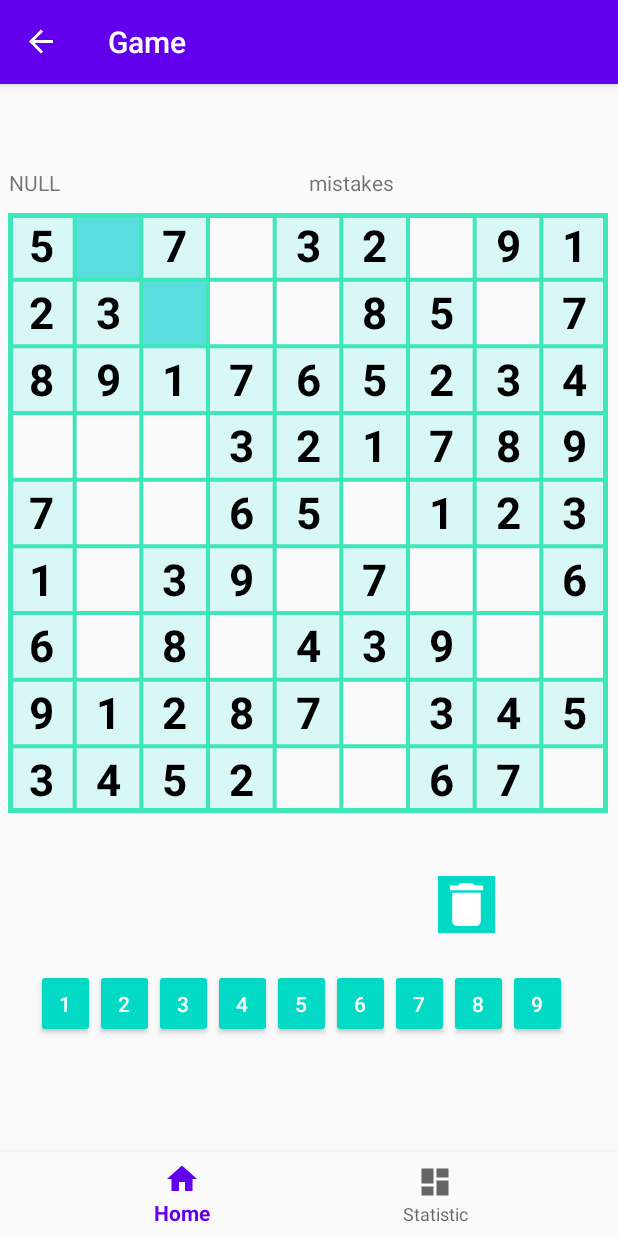
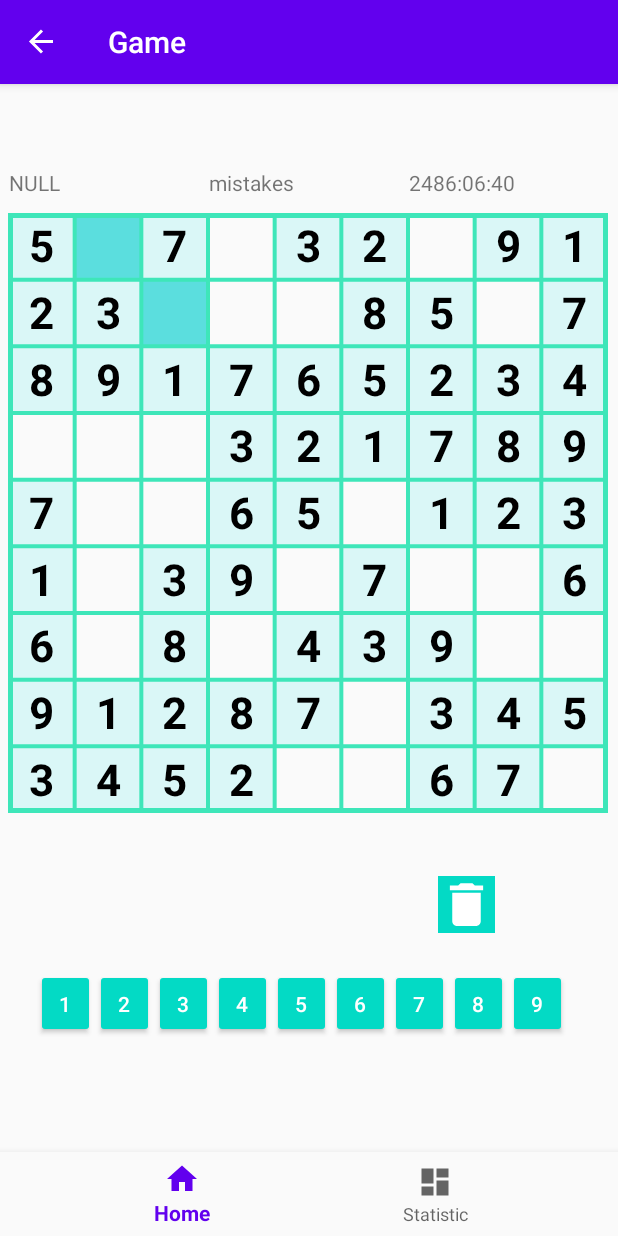
Before and after one commit to Alexandr-star/sudoku-awesome-puzzle-greate-n-the-best-wow-game-in-the-world-sometimes, an Android app: the GameboardFragment screen opened through its navigation route, on a phone screen of 412 x 824 dp. Run offline under Robolectric (Android 15) with nearby library versions, the phone set to English and light mode, and no system bars; our stand-ins replace data binding, navigation-ui; 2 statements that could not run were skipped.

```diff
--- a/app/src/main/java/com/app/game/sudoku/MainActivity.kt
+++ b/app/src/main/java/com/app/game/sudoku/MainActivity.kt
@@ -1,6 +1,5 @@
 package com.app.game.sudoku
 
-import android.os.Binder
 import android.os.Bundle
 import com.google.android.material.bottomnavigation.BottomNavigationView
 import androidx.appcompat.app.AppCompatActivity
@@ -9,8 +8,6 @@ import androidx.navigation.findNavController
 import androidx.navigation.ui.AppBarConfiguration
 import androidx.navigation.ui.setupActionBarWithNavController
 import androidx.navigation.ui.setupWithNavController
-import com.app.game.sudoku.back.SettingGame
-import com.app.game.sudoku.back.Sudoku
 import com.app.game.sudoku.databinding.ActivityMainBinding
 
 class MainActivity : AppCompatActivity() {
--- a/app/src/main/java/com/app/game/sudoku/back/SettingGame.kt
+++ /dev/null
@@ -1,5 +0,0 @@
-package com.app.game.sudoku.back
-
-class SettingGame(var level: String, var mode: Int) {
-
-}
--- a/app/src/main/java/com/app/game/sudoku/ui/gameboard/GameboardFragment.kt
+++ b/app/src/main/java/com/app/game/sudoku/ui/gameboard/GameboardFragment.kt
@@ -1,6 +1,7 @@
 package com.app.game.sudoku.ui.gameboard
 
 import android.os.Bundle
+import android.text.format.DateUtils
 import android.view.LayoutInflater
 import android.view.View
 import android.view.ViewGroup
@@ -10,16 +11,16 @@ import androidx.fragment.app.Fragment
 import androidx.lifecycle.*
 import com.app.game.sudoku.R
 import com.app.game.sudoku.back.Cell
-import com.app.game.sudoku.back.SettingGame
 import com.app.game.sudoku.databinding.FragmentGameboardBinding
 import com.app.game.sudoku.ui.gameboard.GameboardView.OnTouchListener
-import com.app.game.sudoku.ui.level.LevelGameViewModel
 import kotlinx.android.synthetic.main.fragment_gameboard.*
 
 class GameboardFragment : Fragment(), OnTouchListener {
     private lateinit var gameboardViewModel: GameboardViewModel
 
     private lateinit var numberButtons: List<View>
+
+
 
     override fun onCreateView(
         inflater: LayoutInflater,
@@ -37,14 +38,20 @@ class GameboardFragment : Fragment(), OnTouchListener {
         val level = arguments!!.getInt("level")
         val mode = arguments!!.getInt("mode")
 
-        gameboardViewModel.game.setSetting(level, mode)
+        when(level) {
+            1 -> gameboardViewModel.game.level = "easy"
+            2 -> gameboardViewModel.game.level = "medium"
+            3 -> gameboardViewModel.game.level = "hard"
+        }
+        gameboardViewModel.game.mode = mode
         gameboardViewModel.game.selectedCellLiveData.observe( viewLifecycleOwner, Observer { updateSelectedCellUI(it) })
         gameboardViewModel.game.cellsLiveData.observe(viewLifecycleOwner, Observer { updateCells(it) })
-        gameboardViewModel.setting.level = gameboardViewModel.game.level
-        gameboardViewModel.setting.mode = gameboardViewModel.game.mode
 
-        println("setting is ${gameboardViewModel.setting.level}, ${gameboardViewModel.setting.mode}")
-        binding.setting = gameboardViewModel.setting
+        binding.setting = gameboardViewModel.game
+
+        gameboardViewModel.secondsUntilEnd.observe(viewLifecycleOwner, Observer {secondsUntilEnd ->
+            binding.timerTextView.text = DateUtils.formatElapsedTime(secondsUntilEnd)
+        })
 
         numberButtons = listOf(
             binding.buttonsLayout.get(0),
--- a/app/src/main/java/com/app/game/sudoku/ui/gameboard/GameboardViewModel.kt
+++ b/app/src/main/java/com/app/game/sudoku/ui/gameboard/GameboardViewModel.kt
@@ -1,20 +1,70 @@
 package com.app.game.sudoku.ui.gameboard
 
+import android.os.CountDownTimer
 import android.util.Log
+import androidx.lifecycle.LiveData
+import androidx.lifecycle.MutableLiveData
 import androidx.lifecycle.ViewModel
 import com.app.game.sudoku.back.Game
-import com.app.game.sudoku.back.SettingGame
 
 class GameboardViewModel : ViewModel(){
     var game = Game()
-    var setting = SettingGame(game.level, game.mode)
+
+    companion object {
+        // This is the number of milliseconds in a second
+        const val ONE_SECOND = 1000L
+        // This is the total time of the game
+        const val GAME_TIME = 10 * ONE_SECOND
+    }
+
+    private val timer: CountDownTimer
+
+    private var _secondsUntilEnd = MutableLiveData<Long>()
+    val secondsUntilEnd: LiveData<Long>
+        get() = _secondsUntilEnd
+
+    // Event which triggers the end of the game
+    private val _eventGameFinish = MutableLiveData<Boolean>()
+    val eventGameFinish: LiveData<Boolean>
+        get() = _eventGameFinish
 
     init {
         Log.i("GameboardViewModel", "GameboardViewModel created")
+        if (game.mode == 2) {
+            timer = object : CountDownTimer(GAME_TIME, ONE_SECOND) {
+                override fun onTick(millisUntilFinished: Long) {
+                    _secondsUntilEnd.value = millisUntilFinished / ONE_SECOND
+                }
+                override fun onFinish() {
+                    //TODO: установка флага о том, что игра завершена
+                }
+            }
+            timer.start()
+        } else {
+            println("game.mode ${game.mode}")
+            timer = object : CountDownTimer(GAME_TIME, ONE_SECOND) {
+                override fun onTick(millisUntilFinished: Long) {
+                    _secondsUntilEnd.value = millisUntilFinished * ONE_SECOND
+                }
+
+                override fun onFinish() {
+                    TODO("Not yet implemented")
+                }
+            }
+            timer.start()
+        }
+
+
     }
+
+
+
 
     override fun onCleared() {
         super.onCleared()
         Log.i("GameboardViewModel", "GameboardViewModel destroyed")
     }
+
+
+
 }
--- a/app/src/main/java/com/app/game/sudoku/ui/home/HomeFragment.kt
+++ b/app/src/main/java/com/app/game/sudoku/ui/home/HomeFragment.kt
@@ -11,6 +11,8 @@ import androidx.fragment.app.Fragment
 import androidx.navigation.findNavController
 import com.app.game.sudoku.R
 import com.app.game.sudoku.databinding.FragmentHomeBinding
+import com.app.game.sudoku.ui.gameboard.GameboardFragment
+import com.app.game.sudoku.ui.gameboard.GameboardViewModel
 import com.app.game.sudoku.ui.level.LevelGameFragment
 
 class HomeFragment : Fragment() {
--- a/app/src/main/java/com/app/game/sudoku/ui/home/HomeViewModel.kt
+++ b/app/src/main/java/com/app/game/sudoku/ui/home/HomeViewModel.kt
@@ -1,9 +1,6 @@
 package com.app.game.sudoku.ui.home
 
-import androidx.lifecycle.LiveData
-import androidx.lifecycle.MutableLiveData
 import androidx.lifecycle.ViewModel
-import com.app.game.sudoku.back.SettingGame
 
 class HomeViewModel : ViewModel() {
 }
--- a/app/src/main/java/com/app/game/sudoku/ui/level/LevelGameViewModel.kt
+++ b/app/src/main/java/com/app/game/sudoku/ui/level/LevelGameViewModel.kt
@@ -1,7 +1,6 @@
 package com.app.game.sudoku.ui.level
 
 import androidx.lifecycle.ViewModel
-import com.app.game.sudoku.back.SettingGame
 
 class LevelGameViewModel : ViewModel() {
 }
--- a/app/src/main/res/layout/fragment_gameboard.xml
+++ b/app/src/main/res/layout/fragment_gameboard.xml
@@ -8,7 +8,7 @@
     <data>
         <variable
             name="setting"
-            type="com.app.game.sudoku.back.SettingGame"/>
+            type="com.app.game.sudoku.back.Game"/>
     </data>
     <androidx.constraintlayout.widget.ConstraintLayout
         android:layout_width="match_parent"
@@ -40,6 +40,13 @@
                 android:layout_height="match_parent"
                 android:layout_weight="1"
                 android:text="mistakes"
+                android:visibility="visible" />
+
+            <TextView
+                android:id="@+id/timerTextView"
+                android:layout_width="match_parent"
+                android:layout_height="match_parent"
+                android:layout_weight="1"
                 android:visibility="visible" />
         </LinearLayout>
 
```
Also changed, not shown: app/src/main/java/com/app/game/sudoku/back/Game.kt (+2 -6 lines).
